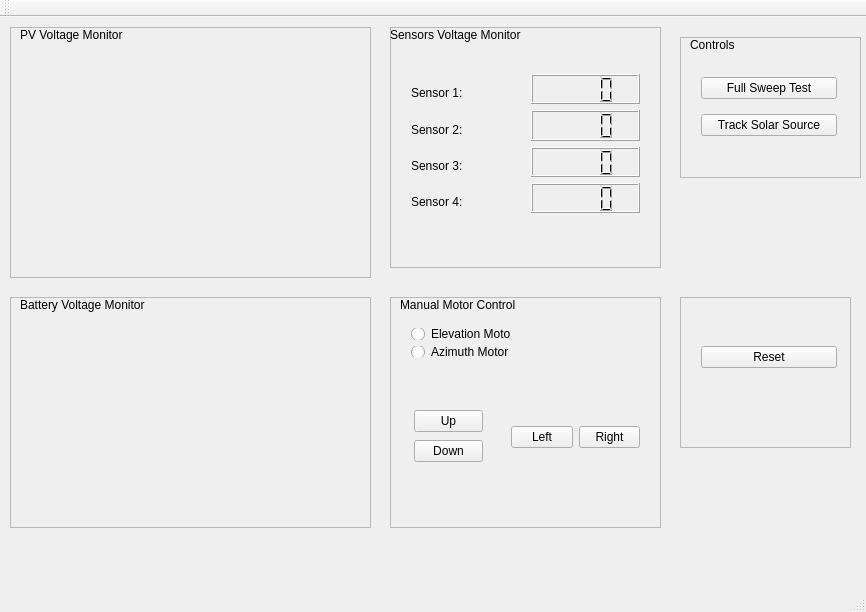
The window that mainwindow.ui (atabana/SolarTracker) describes before a commit, drawn with Qt 5.
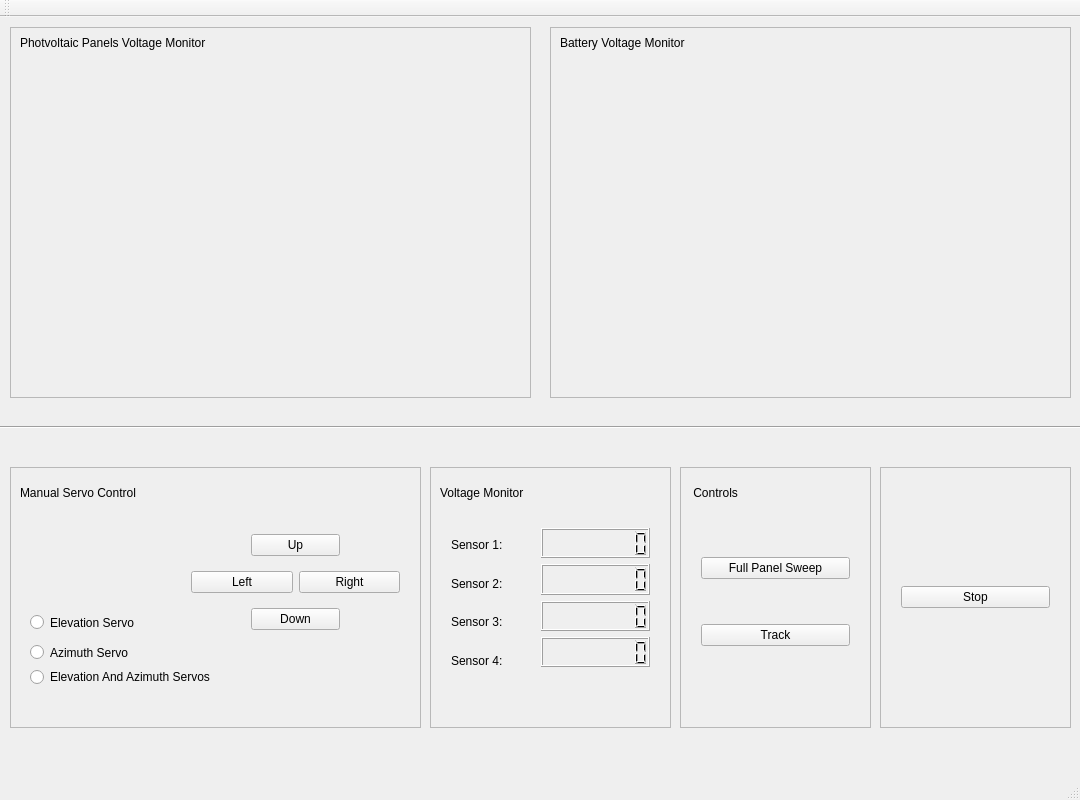
The same window after the commit. Custom widgets are drawn as their Qt base class.

Commit message: add changes to connect to fpga and gui fixes.

What changed in the file:
```diff
--- a/mainwindow.ui
+++ b/mainwindow.ui
@@ -6,10 +6,28 @@
    <rect>
     <x>0</x>
     <y>0</y>
-    <width>866</width>
-    <height>612</height>
+    <width>1080</width>
+    <height>800</height>
    </rect>
   </property>
+  <property name="sizePolicy">
+   <sizepolicy hsizetype="Fixed" vsizetype="Fixed">
+    <horstretch>0</horstretch>
+    <verstretch>0</verstretch>
+   </sizepolicy>
+  </property>
+  <property name="minimumSize">
+   <size>
+    <width>1080</width>
+    <height>800</height>
+   </size>
+  </property>
+  <property name="maximumSize">
+   <size>
+    <width>1080</width>
+    <height>800</height>
+   </size>
+  </property>
   <property name="windowTitle">
    <string>Solar Tracker</string>
   </property>
@@ -19,8 +37,8 @@
      <rect>
       <x>10</x>
       <y>10</y>
-      <width>361</width>
-      <height>251</height>
+      <width>521</width>
+      <height>371</height>
      </rect>
     </property>
     <property name="frameShape">
@@ -34,21 +52,21 @@
       <rect>
        <x>10</x>
        <y>0</y>
-       <width>131</width>
-       <height>16</height>
+       <width>351</width>
+       <height>31</height>
       </rect>
      </property>
      <property name="text">
-      <string>PV Voltage Monitor</string>
+      <string>Photvoltaic Panels Voltage Monitor</string>
      </property>
     </widget>
     <widget class="QCustomPlot" name="voltagePlot" native="true">
      <property name="geometry">
       <rect>
-       <x>20</x>
-       <y>20</y>
-       <width>321</width>
-       <height>221</height>
+       <x>10</x>
+       <y>30</y>
+       <width>501</width>
+       <height>331</height>
       </rect>
      </property>
     </widget>
@@ -56,10 +74,10 @@
    <widget class="QFrame" name="frame_2">
     <property name="geometry">
      <rect>
-      <x>390</x>
-      <y>10</y>
-      <width>271</width>
-      <height>241</height>
+      <x>430</x>
+      <y>450</y>
+      <width>241</width>
+      <height>261</height>
      </rect>
     </property>
     <property name="frameShape">
@@ -71,23 +89,23 @@
     <widget class="QLabel" name="sensorsMonitorLabel">
      <property name="geometry">
       <rect>
-       <x>0</x>
-       <y>0</y>
-       <width>161</width>
-       <height>16</height>
+       <x>10</x>
+       <y>10</y>
+       <width>221</width>
+       <height>31</height>
       </rect>
      </property>
      <property name="text">
-      <string>Sensors Voltage Monitor</string>
+      <string>Voltage Monitor</string>
      </property>
     </widget>
     <widget class="QWidget" name="verticalLayoutWidget">
      <property name="geometry">
       <rect>
        <x>10</x>
-       <y>40</y>
-       <width>121</width>
-       <height>161</height>
+       <y>50</y>
+       <width>91</width>
+       <height>171</height>
       </rect>
      </property>
      <layout class="QVBoxLayout" name="verticalLayout_2">
@@ -124,8 +142,8 @@
     <widget class="QWidget" name="gridLayoutWidget_3">
      <property name="geometry">
       <rect>
-       <x>130</x>
-       <y>36</y>
+       <x>100</x>
+       <y>50</y>
        <width>131</width>
        <height>161</height>
       </rect>
@@ -134,28 +152,28 @@
       <item row="1" column="0">
        <widget class="QLCDNumber" name="lcdSensor_2">
         <property name="digitCount">
-         <number>4</number>
+         <number>8</number>
         </property>
        </widget>
       </item>
       <item row="0" column="0">
        <widget class="QLCDNumber" name="lcdSensor_1">
         <property name="digitCount">
-         <number>4</number>
+         <number>8</number>
         </property>
        </widget>
       </item>
       <item row="3" column="0">
        <widget class="QLCDNumber" name="lcdSensor_4">
         <property name="digitCount">
-         <number>4</number>
+         <number>8</number>
         </property>
        </widget>
       </item>
       <item row="2" column="0">
        <widget class="QLCDNumber" name="lcdSensor_3">
         <property name="digitCount">
-         <number>4</number>
+         <number>8</number>
         </property>
        </widget>
       </item>
@@ -165,10 +183,10 @@
    <widget class="QFrame" name="frame_3">
     <property name="geometry">
      <rect>
-      <x>10</x>
-      <y>280</y>
-      <width>361</width>
-      <height>231</height>
+      <x>550</x>
+      <y>10</y>
+      <width>521</width>
+      <height>371</height>
      </rect>
     </property>
     <property name="frameShape">
@@ -182,8 +200,8 @@
       <rect>
        <x>10</x>
        <y>0</y>
-       <width>151</width>
-       <height>16</height>
+       <width>291</width>
+       <height>31</height>
       </rect>
      </property>
      <property name="text">
@@ -193,10 +211,10 @@
     <widget class="QCustomPlot" name="chargePlot" native="true">
      <property name="geometry">
       <rect>
-       <x>20</x>
-       <y>19</y>
-       <width>331</width>
-       <height>201</height>
+       <x>10</x>
+       <y>30</y>
+       <width>501</width>
+       <height>331</height>
       </rect>
      </property>
     </widget>
@@ -204,10 +222,10 @@
    <widget class="QFrame" name="frame_4">
     <property name="geometry">
      <rect>
-      <x>390</x>
-      <y>280</y>
-      <width>271</width>
-      <height>231</height>
+      <x>10</x>
+      <y>450</y>
+      <width>411</width>
+      <height>261</height>
      </rect>
     </property>
     <property name="frameShape">
@@ -220,48 +238,22 @@
      <property name="geometry">
       <rect>
        <x>10</x>
-       <y>0</y>
-       <width>141</width>
-       <height>16</height>
+       <y>10</y>
+       <width>391</width>
+       <height>31</height>
       </rect>
      </property>
      <property name="text">
-      <string>Manual Motor Control</string>
+      <string>Manual Servo Control</string>
      </property>
     </widget>
-    <widget class="QWidget" name="gridLayoutWidget_4">
-     <property name="geometry">
-      <rect>
-       <x>10</x>
-       <y>20</y>
-       <width>122</width>
-       <height>51</height>
-      </rect>
-     </property>
-     <layout class="QGridLayout" name="gridLayout_5">
-      <item row="0" column="0">
-       <widget class="QRadioButton" name="radioButton_Elevation">
-        <property name="text">
-         <string>Elevation Motor</string>
-        </property>
-       </widget>
-      </item>
-      <item row="1" column="0">
-       <widget class="QRadioButton" name="radioButton_Azimuth">
-        <property name="text">
-         <string>Azimuth Motor</string>
-        </property>
-       </widget>
-      </item>
-     </layout>
-    </widget>
     <widget class="QWidget" name="verticalLayoutWidget_2">
      <property name="geometry">
       <rect>
-       <x>13</x>
-       <y>100</y>
-       <width>91</width>
-       <height>80</height>
+       <x>230</x>
+       <y>10</y>
+       <width>111</width>
+       <height>211</height>
       </rect>
      </property>
      <layout class="QVBoxLayout" name="verticalLayout_3">
@@ -284,10 +276,10 @@
     <widget class="QWidget" name="horizontalLayoutWidget">
      <property name="geometry">
       <rect>
-       <x>110</x>
-       <y>100</y>
-       <width>151</width>
-       <height>80</height>
+       <x>170</x>
+       <y>80</y>
+       <width>231</width>
+       <height>71</height>
       </rect>
      </property>
      <layout class="QHBoxLayout" name="horizontalLayout_2">
@@ -307,14 +299,53 @@
       </item>
      </layout>
     </widget>
+    <widget class="QRadioButton" name="radioButton_Azimuth">
+     <property name="geometry">
+      <rect>
+       <x>20</x>
+       <y>170</y>
+       <width>211</width>
+       <height>31</height>
+      </rect>
+     </property>
+     <property name="text">
+      <string>Azimuth Servo</string>
+     </property>
+    </widget>
+    <widget class="QRadioButton" name="radioButton_Elevation">
+     <property name="geometry">
+      <rect>
+       <x>20</x>
+       <y>140</y>
+       <width>241</width>
+       <height>31</height>
+      </rect>
+     </property>
+     <property name="text">
+      <string>Elevation Servo</string>
+     </property>
+    </widget>
+    <widget class="QRadioButton" name="radioButton_Azimuth_Elevation">
+     <property name="geometry">
+      <rect>
+       <x>20</x>
+       <y>200</y>
+       <width>221</width>
+       <height>20</height>
+      </rect>
+     </property>
+     <property name="text">
+      <string>Elevation And Azimuth Servos</string>
+     </property>
+    </widget>
    </widget>
    <widget class="QFrame" name="frame_5">
     <property name="geometry">
      <rect>
       <x>680</x>
-      <y>20</y>
-      <width>181</width>
-      <height>141</height>
+      <y>450</y>
+      <width>191</width>
+      <height>261</height>
      </rect>
     </property>
     <property name="frameShape">
@@ -323,53 +354,53 @@
     <property name="frameShadow">
      <enum>QFrame::Raised</enum>
     </property>
+    <widget class="QLabel" name="label_2">
+     <property name="geometry">
+      <rect>
+       <x>10</x>
+       <y>10</y>
+       <width>171</width>
+       <height>31</height>
+      </rect>
+     </property>
+     <property name="text">
+      <string> Controls</string>
+     </property>
+    </widget>
     <widget class="QWidget" name="gridLayoutWidget">
      <property name="geometry">
       <rect>
        <x>10</x>
-       <y>20</y>
-       <width>158</width>
-       <height>101</height>
+       <y>40</y>
+       <width>171</width>
+       <height>191</height>
       </rect>
      </property>
      <layout class="QGridLayout" name="gridLayout_2">
       <item row="2" column="0">
        <widget class="QPushButton" name="pushButton_Track">
         <property name="text">
-         <string>Track Solar Source</string>
+         <string>Track</string>
         </property>
        </widget>
       </item>
       <item row="1" column="0">
        <widget class="QPushButton" name="pushButton_FullSweep">
         <property name="text">
-         <string>Full Sweep Test</string>
+         <string>Full Panel Sweep</string>
         </property>
        </widget>
       </item>
      </layout>
     </widget>
-    <widget class="QLabel" name="label_2">
-     <property name="geometry">
-      <rect>
-       <x>10</x>
-       <y>0</y>
-       <width>59</width>
-       <height>16</height>
-      </rect>
-     </property>
-     <property name="text">
-      <string>Controls</string>
-     </property>
-    </widget>
    </widget>
    <widget class="QFrame" name="frame_6">
     <property name="geometry">
      <rect>
-      <x>680</x>
-      <y>280</y>
-      <width>171</width>
-      <height>151</height>
+      <x>880</x>
+      <y>450</y>
+      <width>191</width>
+      <height>261</height>
      </rect>
     </property>
     <property name="frameShape">
@@ -382,8 +413,8 @@
      <property name="geometry">
       <rect>
        <x>10</x>
-       <y>30</y>
-       <width>158</width>
+       <y>100</y>
+       <width>171</width>
        <height>61</height>
       </rect>
      </property>
@@ -391,13 +422,26 @@
       <item row="0" column="0">
        <widget class="QPushButton" name="pushButton_Reset">
         <property name="text">
-         <string>Reset</string>
+         <string>Stop</string>
         </property>
        </widget>
       </item>
      </layout>
     </widget>
    </widget>
+   <widget class="Line" name="line">
+    <property name="geometry">
+     <rect>
+      <x>0</x>
+      <y>400</y>
+      <width>1081</width>
+      <height>20</height>
+     </rect>
+    </property>
+    <property name="orientation">
+     <enum>Qt::Horizontal</enum>
+    </property>
+   </widget>
   </widget>
   <widget class="QMenuBar" name="menuBar">
    <property name="geometry">
```
Left out of the diff: 4 changed lines with no effect on the pictures. The commit also changes 3 other files.
